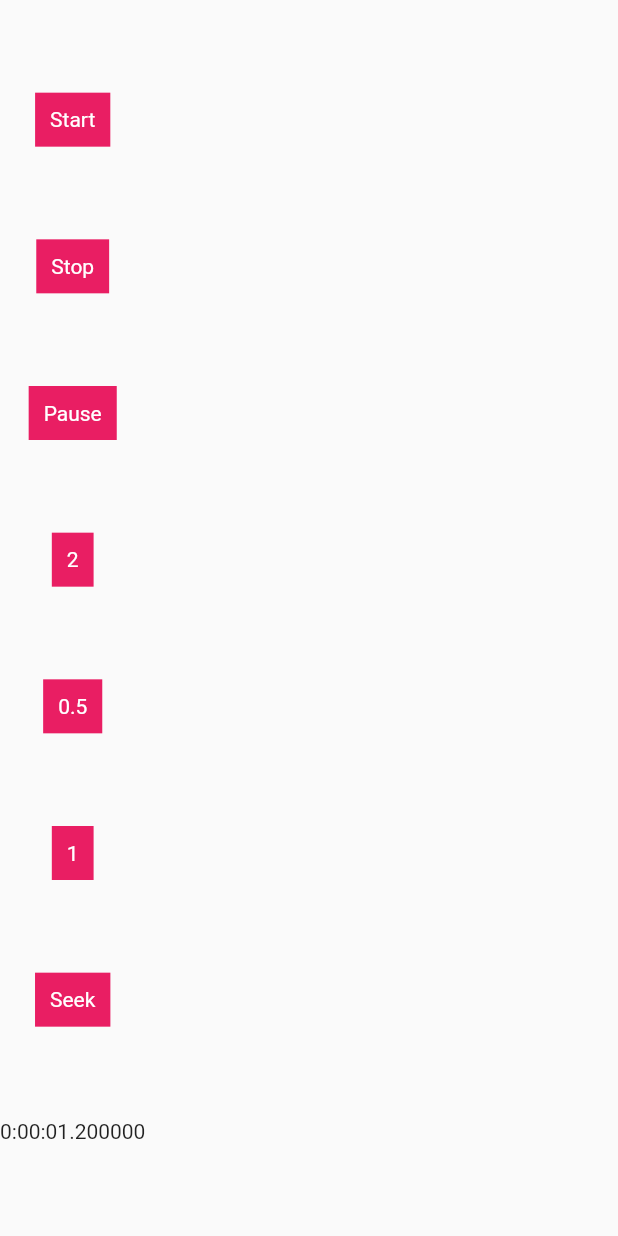
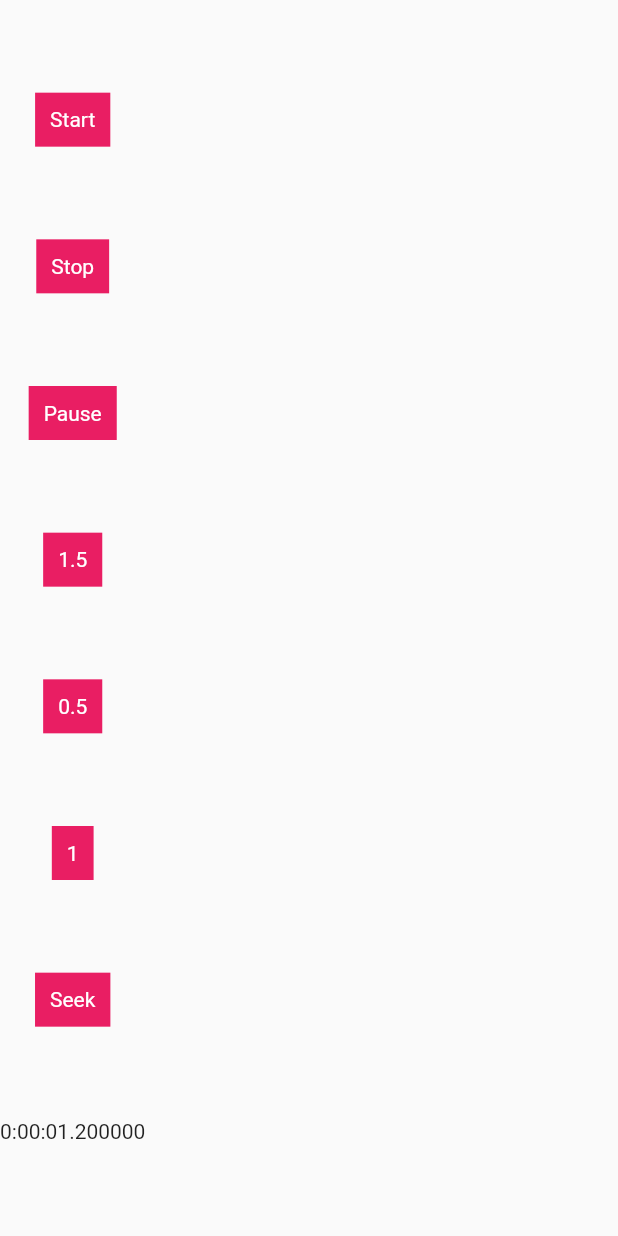
Before and after one commit to f1forhelp/ivs_player, a Flutter app: the DemoTimer screen opened directly, after a tap on "Start", on a phone screen of 412 x 824 dp. Run offline on Flutter 3.47's test engine with Material 2 defaults, Android fonts, the light colour scheme and no system bars; our stand-ins replace plugin_platform_interface; missing offline and left inert: dart:ffi, dart:html, pausable_timer.

Commit message:
Track issue fixxes

```diff
--- a/example/lib/main.dart
+++ b/example/lib/main.dart
@@ -82,11 +82,11 @@ class DemoTimer extends StatefulWidget {
 }
 
 class _DemoTimerState extends State<DemoTimer> {
-  DurationListener tempTimer =
-      DurationListener(totalDuration: Duration(seconds: 10));
+  DurationListener tempTimer = DurationListener();
 
   @override
   void initState() {
+    tempTimer.totalDuration = Duration(seconds: 30);
     tempTimer.addListener(() {
       setState(() {});
     });
@@ -125,9 +125,9 @@ class _DemoTimerState extends State<DemoTimer> {
             },
           ),
           CustomTextButton(
-            label: "2",
+            label: "1.5",
             ontap: () {
-              tempTimer.playBackRate(2);
+              tempTimer.playBackRate(1.5);
             },
           ),
           CustomTextButton(
--- a/lib/src/duration_listener.dart
+++ b/lib/src/duration_listener.dart
@@ -18,20 +18,20 @@ class DurationListener extends ChangeNotifier {
       ? (_currentDuration.inMilliseconds / (_totalDuration.inMilliseconds))
       : 0;
 
-  DurationListener({required Duration totalDuration}) {
+  set totalDuration(Duration totalDuration) {
     _totalDuration = totalDuration;
+    notifyListeners();
   }
 
   void start() {
-    _timer = Timer.periodic(const Duration(milliseconds: 10), (timer) {
+    _timer = Timer.periodic(Duration(microseconds: (1000).truncate()), (timer) {
       if (timer.isActive && _currentDuration < _totalDuration) {
-        _currentDuration =
-            Duration(milliseconds: 10 * timer.tick) + _lastDuration;
+        _currentDuration = Duration(
+                microseconds: (1000 * timer.tick * _playBackRate).truncate()) +
+            _lastDuration;
       } else {
         _timer?.cancel();
       }
-      // _currentDurationInPercentage =
-      //     _currentDuration.inMilliseconds / (_totalDuration.inMilliseconds);
       notifyListeners();
     });
   }
--- a/lib/src/ivs_player_controller.dart
+++ b/lib/src/ivs_player_controller.dart
@@ -5,8 +5,7 @@ part of 'ivs_player.dart';
 class IvsPlayerController extends ChangeNotifier {
   // String _url = "";
 
-  DurationListener durationListener =
-      DurationListener(totalDuration: Duration.zero);
+  DurationListener durationListener = DurationListener();
 
   bool _isPlayerInitialized = false;
   bool _isBuffering = true;
@@ -64,7 +63,7 @@ class IvsPlayerController extends ChangeNotifier {
             (p0.duration?.value?.inMilliseconds ?? 0) > 1) {
           print("TESTDATA-1-${p0.toString()}");
           _totalDuration = (p0.duration?.value)!;
-          durationListener = DurationListener(totalDuration: _totalDuration);
+          durationListener.totalDuration = _totalDuration;
         }
 
         if (_currentAuality.name != p0.quality?.name &&
```
Also changed, not shown: example/lib/basic_player_screen.dart (+8 -1 lines), lib/src/ivs_player.dart (+5 -8 lines), example/pubspec.lock, 1 other file.
